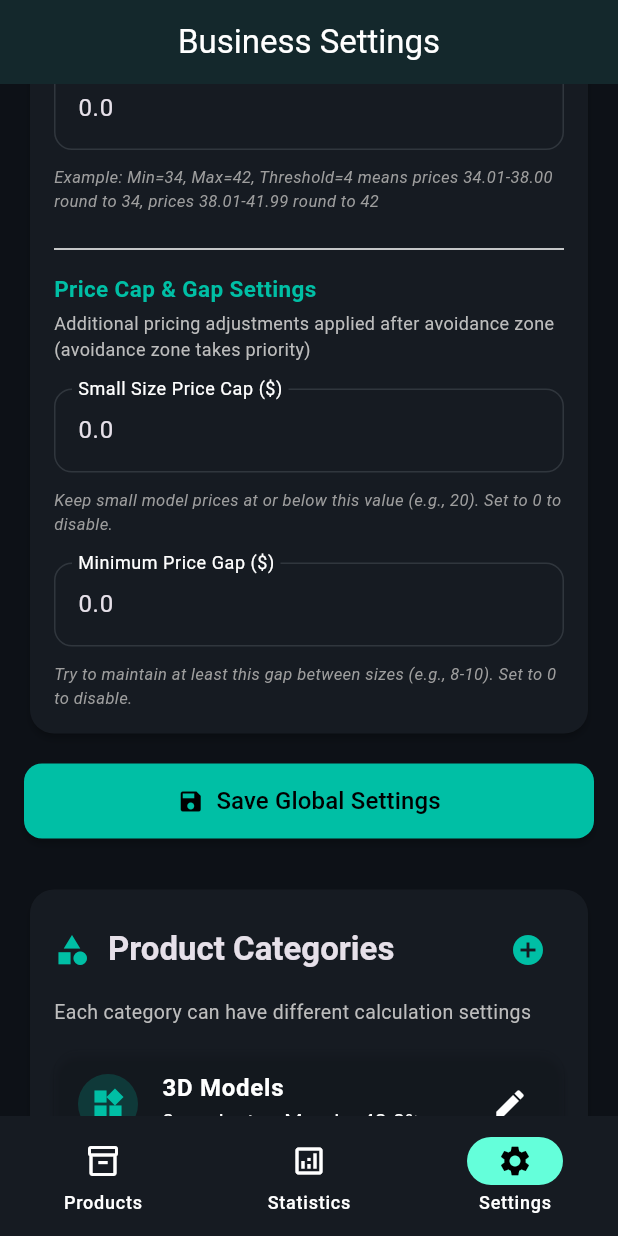
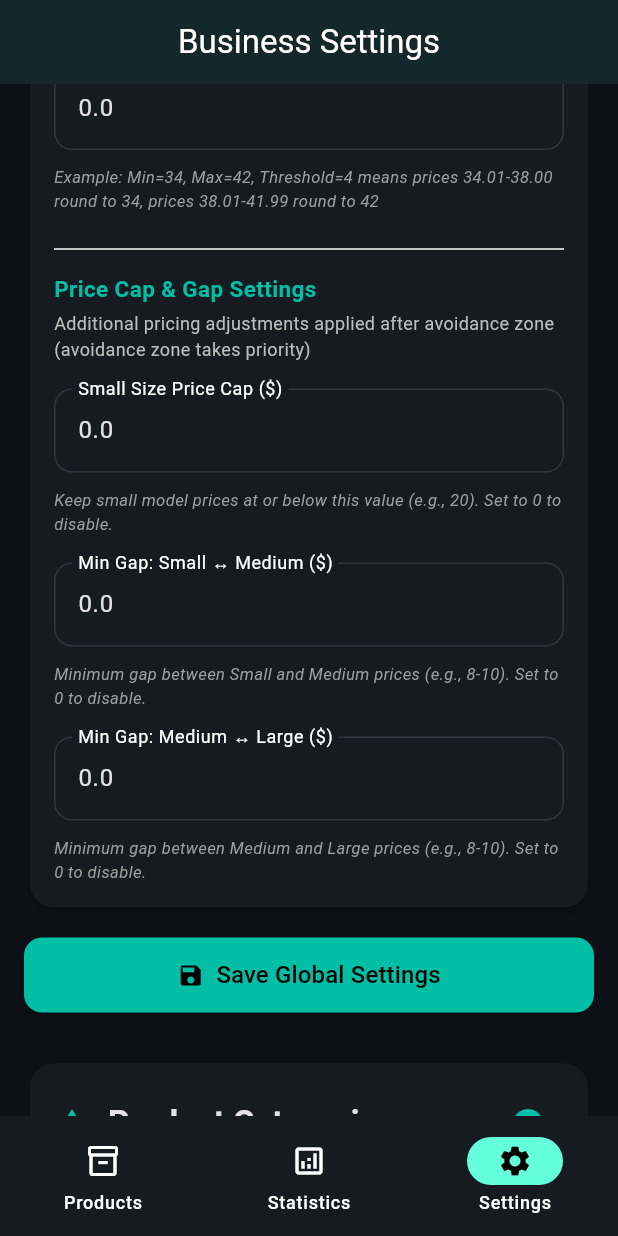
Before and after one commit to TheRealFalseReality/pricetool, a Flutter app: the screen it shows after launch, item 3 of the bottom bar chosen, scrolled down 576 dp, on a phone screen of 412 x 824 dp. Run offline on Flutter 3.47's test engine with Material 3 defaults, Android fonts, the phone set to English and light mode, and no system bars; our stand-ins replace file_picker, flutter_bloc, hive_flutter; missing offline and left inert: file_saver; accounts and stored records are empty.

Commit message:
Add separate gap settings for S-M and M-L with cascading adjustments
Co-authored-by: TheRealFalseReality <106857076+TheRealFalseReality@users.noreply.github.com>

```diff
--- a/lib/main.dart
+++ b/lib/main.dart
@@ -178,7 +178,9 @@ class Settings extends HiveObject {
   @HiveField(6)
   late double smallPriceCap;
   @HiveField(7)
-  late double minPriceGap;
+  late double minGapSmallMedium;
+  @HiveField(8)
+  late double minGapMediumLarge;
 
   Settings.defaults() {
     electricityCostKwh = 0.15;
@@ -188,7 +190,8 @@ class Settings extends HiveObject {
     avoidanceZoneMax = 0;
     avoidanceZoneThreshold = 0;
     smallPriceCap = 0;
-    minPriceGap = 0;
+    minGapSmallMedium = 0;
+    minGapMediumLarge = 0;
   }
 
   // For JSON serialization
@@ -200,7 +203,8 @@ class Settings extends HiveObject {
     'avoidanceZoneMax': avoidanceZoneMax,
     'avoidanceZoneThreshold': avoidanceZoneThreshold,
     'smallPriceCap': smallPriceCap,
-    'minPriceGap': minPriceGap,
+    'minGapSmallMedium': minGapSmallMedium,
+    'minGapMediumLarge': minGapMediumLarge,
   };
 
   factory Settings.fromJson(Map<String, dynamic> json) {
@@ -212,7 +216,8 @@ class Settings extends HiveObject {
       ..avoidanceZoneMax = (json['avoidanceZoneMax'] as num? ?? 0).toDouble()
       ..avoidanceZoneThreshold = (json['avoidanceZoneThreshold'] as num? ?? 0).toDouble()
       ..smallPriceCap = (json['smallPriceCap'] as num? ?? 0).toDouble()
-      ..minPriceGap = (json['minPriceGap'] as num? ?? 0).toDouble();
+      ..minGapSmallMedium = (json['minGapSmallMedium'] as num? ?? json['minPriceGap'] as num? ?? 0).toDouble()
+      ..minGapMediumLarge = (json['minGapMediumLarge'] as num? ?? json['minPriceGap'] as num? ?? 0).toDouble();
   }
 
   // Helper method to create from old settings for backward compatibility
@@ -225,7 +230,8 @@ class Settings extends HiveObject {
       ..avoidanceZoneMax = (json['avoidanceZoneMax'] as num? ?? 0).toDouble()
       ..avoidanceZoneThreshold = (json['avoidanceZoneThreshold'] as num? ?? 0).toDouble()
       ..smallPriceCap = (json['smallPriceCap'] as num? ?? 0).toDouble()
-      ..minPriceGap = (json['minPriceGap'] as num? ?? 0).toDouble();
+      ..minGapSmallMedium = (json['minGapSmallMedium'] as num? ?? json['minPriceGap'] as num? ?? 0).toDouble()
+      ..minGapMediumLarge = (json['minGapMediumLarge'] as num? ?? json['minPriceGap'] as num? ?? 0).toDouble();
   }
 }
 
@@ -367,6 +373,7 @@ class SettingsAdapter extends TypeAdapter<Settings> {
     final fields = <int, dynamic>{
       for (int i = 0; i < numOfFields; i++) reader.readByte(): reader.read(),
     };
+    final oldGap = fields.containsKey(7) ? fields[7] as double : 0;
     return Settings.defaults()
       ..electricityCostKwh = fields[0] as double
       ..etsyFeesPercent = fields[1] as double
@@ -375,13 +382,14 @@ class SettingsAdapter extends TypeAdapter<Settings> {
       ..avoidanceZoneMax = fields.containsKey(4) ? fields[4] as double : 0
       ..avoidanceZoneThreshold = fields.containsKey(5) ? fields[5] as double : 0
       ..smallPriceCap = fields.containsKey(6) ? fields[6] as double : 0
-      ..minPriceGap = fields.containsKey(7) ? fields[7] as double : 0;
+      ..minGapSmallMedium = fields.containsKey(7) ? (fields.containsKey(8) ? fields[7] as double : oldGap) : 0
+      ..minGapMediumLarge = fields.containsKey(8) ? fields[8] as double : oldGap;
   }
 
   @override
   void write(BinaryWriter writer, Settings obj) {
     writer
-      ..writeByte(8)
+      ..writeByte(9)
       ..writeByte(0)
       ..write(obj.electricityCostKwh)
       ..writeByte(1)
@@ -397,7 +405,9 @@ class SettingsAdapter extends TypeAdapter<Settings> {
       ..writeByte(6)
       ..write(obj.smallPriceCap)
       ..writeByte(7)
-      ..write(obj.minPriceGap);
+      ..write(obj.minGapSmallMedium)
+      ..writeByte(8)
+      ..write(obj.minGapMediumLarge);
   }
 }
 
@@ -2136,7 +2146,8 @@ class _SettingsPageState extends State<SettingsPage> {
       'avoidanceZoneMax': TextEditingController(text: settings.avoidanceZoneMax.toString()),
       'avoidanceZoneThreshold': TextEditingController(text: settings.avoidanceZoneThreshold.toString()),
       'smallPriceCap': TextEditingController(text: settings.smallPriceCap.toString()),
-      'minPriceGap': TextEditingController(text: settings.minPriceGap.toString()),
+      'minGapSmallMedium': TextEditingController(text: settings.minGapSmallMedium.toString()),
+      'minGapMediumLarge': TextEditingController(text: settings.minGapMediumLarge.toString()),
     };
   }
 
@@ -2485,10 +2496,17 @@ class _SettingsPageState extends State<SettingsPage> {
                           style: TextStyle(fontSize: 11, color: Colors.grey[500], fontStyle: FontStyle.italic),
                         ),
                         const SizedBox(height: 12),
-                        _buildTextField('minPriceGap', 'Minimum Price Gap (\$)'),
+                        _buildTextField('minGapSmallMedium', 'Min Gap: Small ↔ Medium (\$)'),
                         const SizedBox(height: 4),
                         Text(
-                          'Try to maintain at least this gap between sizes (e.g., 8-10). Set to 0 to disable.',
+                          'Minimum gap between Small and Medium prices (e.g., 8-10). Set to 0 to disable.',
+                          style: TextStyle(fontSize: 11, color: Colors.grey[500], fontStyle: FontStyle.italic),
+                        ),
+                        const SizedBox(height: 12),
+                        _buildTextField('minGapMediumLarge', 'Min Gap: Medium ↔ Large (\$)'),
+                        const SizedBox(height: 4),
+                        Text(
+                          'Minimum gap between Medium and Large prices (e.g., 8-10). Set to 0 to disable.',
                           style: TextStyle(fontSize: 11, color: Colors.grey[500], fontStyle: FontStyle.italic),
                         ),
                       ],
@@ -3081,23 +3099,29 @@ class _ProductDetailPageState extends State<ProductDetailPage> with TickerProvid
         }
       }
 
-      // Calculate suggested prices with gap adjustments (for reference only)
-      if (settings.minPriceGap > 0) {
+      // Calculate suggested prices with cascading gap adjustments (for reference only)
+      if (settings.minGapSmallMedium > 0 || settings.minGapMediumLarge > 0) {
         final smallPrice = newResults['Small']?['etsyPrice'] ?? 0;
-        final mediumPrice = newResults['Medium']?['etsyPrice'] ?? 0;
-        final largePrice = newResults['Large']?['etsyPrice'] ?? 0;
-
-        if (smallPrice > 0 && mediumPrice > 0) {
+        double mediumPrice = newResults['Medium']?['etsyPrice'] ?? 0;
+        double largePrice = newResults['Large']?['etsyPrice'] ?? 0;
+
+        // Check Small-Medium gap
+        if (smallPrice > 0 && mediumPrice > 0 && settings.minGapSmallMedium > 0) {
           final gapSM = mediumPrice - smallPrice;
-          if (gapSM < settings.minPriceGap) {
-            newResults['Medium']!['suggestedPrice'] = smallPrice + settings.minPriceGap;
+          if (gapSM < settings.minGapSmallMedium) {
+            final suggestedMedium = smallPrice + settings.minGapSmallMedium;
+            newResults['Medium']!['suggestedPrice'] = suggestedMedium;
+
+            // Use suggested medium for cascading check
+            mediumPrice = suggestedMedium;
           }
         }
 
-        if (mediumPrice > 0 && largePrice > 0) {
+        // Check Medium-Large gap (with cascading from Medium adjustment)
+        if (mediumPrice > 0 && largePrice > 0 && settings.minGapMediumLarge > 0) {
           final gapML = largePrice - mediumPrice;
-          if (gapML < settings.minPriceGap) {
-            newResults['Large']!['suggestedPrice'] = mediumPrice + settings.minPriceGap;
+          if (gapML < settings.minGapMediumLarge) {
+            newResults['Large']!['suggestedPrice'] = mediumPrice + settings.minGapMediumLarge;
           }
         }
       }
```
